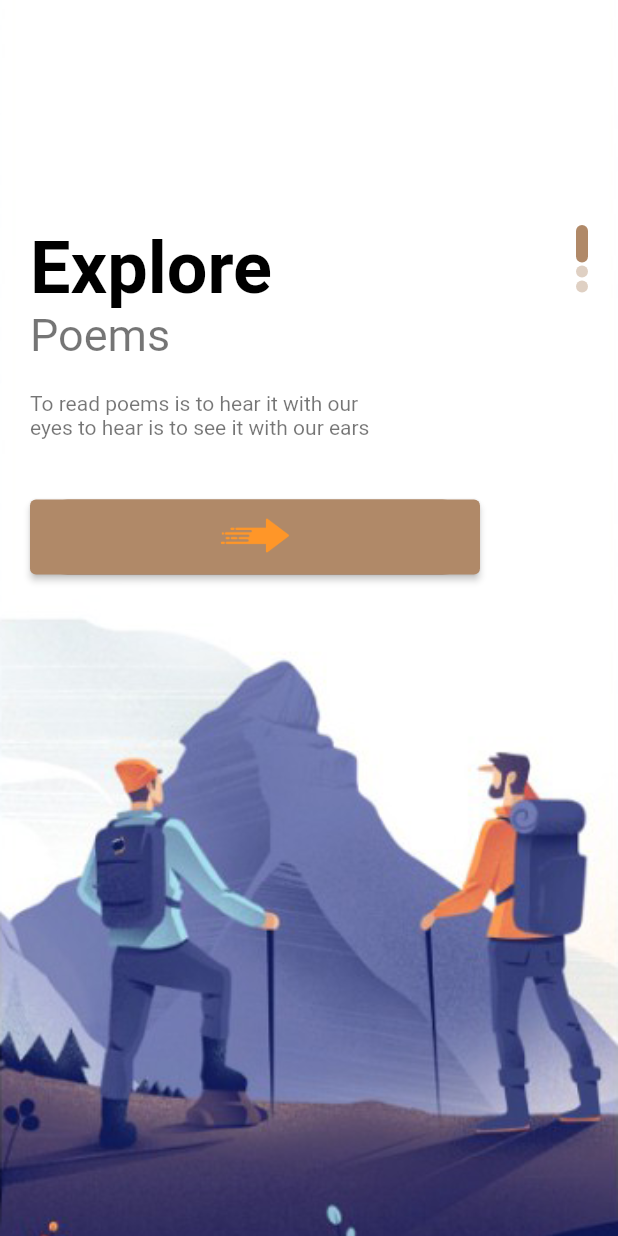
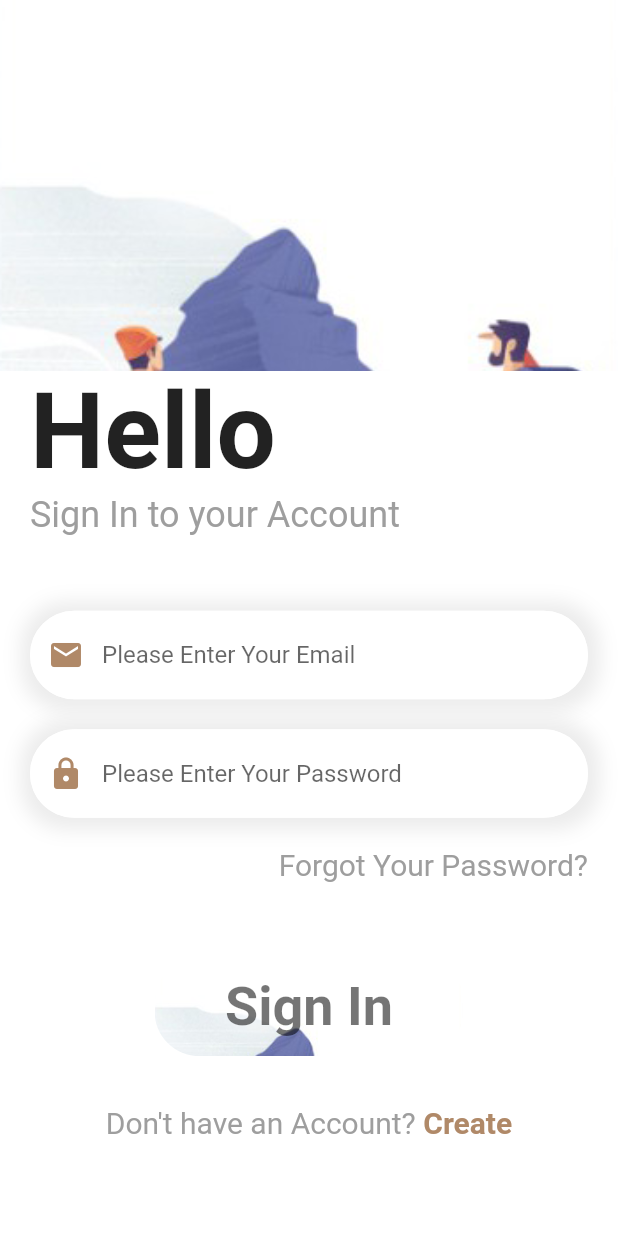
Before and after one commit to RealAbishan/facewaves_frontend_impl, a Flutter app: the screen it shows after launch, on a phone screen of 412 x 824 dp. Run offline on Flutter 3.47's test engine with Material 2 defaults, Android fonts, the light colour scheme and no system bars; our stand-ins replace bloc, equatable, firebase_auth, firebase_core, flutter_bloc, get; accounts and stored records are empty.

Commit message:
Sign In and Sign Up is done

```diff
--- /dev/null
+++ b/lib/authControllers/auth_controller.dart
@@ -0,0 +1,106 @@
+import 'package:get/get.dart';
+import 'package:firebase_auth/firebase_auth.dart';
+import 'package:facewaves_frontend/pages/login_page.dart';
+import 'package:facewaves_frontend/pages/navpages/home_page.dart';
+import 'package:flutter/cupertino.dart';
+import 'package:flutter/material.dart';
+import 'package:facewaves_frontend/pages/main_page.dart';
+
+class AuthController extends GetxController{
+  //Where should I need this Auth Controller
+  //
+  /**
+   *SignUp Page,
+   * LogIn Page,
+   * Landing Page,
+   * Account Page
+   */
+
+  //Instance of Auth Controller Class
+  static AuthController instance = Get.find();
+
+  //Email, Password, UserName
+  late Rx<User?> _user;
+
+  FirebaseAuth auth = FirebaseAuth.instance;
+
+  @override
+  void onReady(){
+    super.onReady();
+    _user = Rx<User?>(auth.currentUser);
+    //usr Would be Notified
+    _user.bindStream(auth.userChanges());
+    ever(_user, _initialScreen);
+
+  }
+
+  _initialScreen(User? user){
+    if(user == null){
+      print("LogIn Page");
+      Get.offAll(() => LogInPage());
+    }
+    else{
+      print("Home Page");
+      //TODO: Have to check whether I can navigate from saplash screen to
+      // welcome Page
+      Get.offAll(() => MainPage());
+    }
+  }
+
+  void registerUser(String email, password) async{
+    try{
+     await auth.createUserWithEmailAndPassword(email: email, password:
+     password);
+    }
+    catch(e){
+      Get.snackbar("About User", "User Message",
+      snackPosition: SnackPosition.BOTTOM,
+      backgroundColor: Colors.redAccent,
+      titleText: Text(
+        "Account Creation failed",
+        style: TextStyle(
+            color: Colors.white
+        )
+      ),
+          messageText: Text(
+          e.toString(),
+          style: TextStyle(
+          color: Colors.white
+          ),
+      )
+      );
+    }
+  }
+
+
+  void logInUser(String email, password) async{
+    try{
+      await auth.signInWithEmailAndPassword(email: email, password:
+      password);
+    }
+    catch(e){
+      Get.snackbar("About Login", "User Message",
+          snackPosition: SnackPosition.BOTTOM,
+          backgroundColor: Colors.redAccent,
+          titleText: Text(
+              "User LogIn is failed",
+              style: TextStyle(
+                  color: Colors.redAccent
+              )
+          ),
+          messageText: Text(
+            e.toString(),
+            style: TextStyle(
+                color: Colors.white
+            ),
+          )
+      );
+    }
+  }
+
+
+  void logOut() async{
+   await auth.signOut();
+  }
+
+}
--- a/lib/main.dart
+++ b/lib/main.dart
@@ -2,12 +2,20 @@ import 'package:facewaves_frontend/pages/main_page.dart';
 import 'package:facewaves_frontend/pages/welcome_page.dart';
 import 'package:facewaves_frontend/pages/splash_scree.dart';
 import 'package:facewaves_frontend/pages/detail_page.dart';
+import 'package:facewaves_frontend/pages/login_page.dart';
+import 'package:facewaves_frontend/pages/signup_page.dart';
 import 'package:flutter/material.dart';
 import 'package:bloc/bloc.dart';
 import 'package:facewaves_frontend/cubit/app_cubit_logics.dart';
 import 'package:facewaves_frontend/cubit/app_cubits.dart';
+import 'package:get/get.dart';
+import 'package:firebase_auth/firebase_auth.dart';
+import 'package:firebase_core/firebase_core.dart';
+import 'package:facewaves_frontend/authControllers/auth_controller.dart';
 
-void main() {
+void main() async{
+  WidgetsFlutterBinding.ensureInitialized();
+  await Firebase.initializeApp().then((value) => Get.put(AuthController()));
   runApp(const MyApp());
 }
 
@@ -17,10 +25,11 @@ class MyApp extends StatelessWidget {
   // This widget is the root of your application.
   @override
   Widget build(BuildContext context) {
-    return MaterialApp(
+    return GetMaterialApp(
       title: 'Face Waves',
        //home: WelcomePage()
-         home: SplashScreen()
+      //home: LogInPage()
+        home: SplashScreen()
     );
   }
 }
@@ -45,3 +54,4 @@ class _MyHomePageState extends State<MyHomePage> {
     );
   }
 }
+//com.facewaves.facewavesFrontend
--- /dev/null
+++ b/lib/pages/login_page.dart
@@ -0,0 +1,216 @@
+import 'package:flutter/cupertino.dart';
+import 'package:flutter/material.dart';
+import 'package:facewaves_frontend/constants/AppColors.dart';
+import 'package:facewaves_frontend/pages/signup_page.dart';
+import 'package:flutter/gestures.dart';
+import 'package:get/get.dart';
+import 'package:facewaves_frontend/authControllers/auth_controller.dart';
+class LogInPage extends StatefulWidget {
+  const LogInPage({Key? key}) : super(key: key);
+
+  @override
+  State<LogInPage> createState() => _LogInPageState();
+}
+
+class _LogInPageState extends State<LogInPage> {
+
+  var emailController =  TextEditingController();
+  var passwordController = TextEditingController();
+
+  @override
+  Widget build(BuildContext context) {
+    double width = MediaQuery.of(context).size.width;
+    double height = MediaQuery.of(context).size.height;
+    return Scaffold(
+      backgroundColor: bWhite,
+       body: Column(
+         children: [
+           Container(
+             width: width,
+             height: height * 0.3,
+             decoration: BoxDecoration(
+               image: DecorationImage(
+                 image: AssetImage(
+                   "assets/welcome-one.png"
+                 ),
+                 fit: BoxFit.cover
+               ),
+             ),
+           ),
+
+           Container(
+             margin: const EdgeInsets.only(left:20, right: 20),
+             width: width,
+             child: Column(
+               crossAxisAlignment: CrossAxisAlignment.start,
+               children: [
+                 Text("Hello",
+                 style: TextStyle(
+                   fontSize: 70,
+                   fontWeight: FontWeight.bold
+                 ),
+                 ),
+                 Text("Sign In to your Account",
+                   style: TextStyle(
+                       fontSize: 24,
+                     color: Colors.grey[500]
+                   ),
+                 ),
+
+                 SizedBox(height: 50,),
+                 Container(
+                   decoration: BoxDecoration(
+                     color: bWhite,
+                     borderRadius: BorderRadius.circular(30),
+                     boxShadow: [
+                       BoxShadow(
+                         blurRadius: 10,
+                         spreadRadius: 7,
+                         offset: Offset(1,1),
+                         color: Colors.grey.withOpacity(0.2)
+                       )
+                     ]
+                   ),
+                   child:TextField(
+                     controller: emailController,
+                     decoration: InputDecoration(
+                         hintText: "Please Enter Your Email",
+                         prefixIcon: Icon(Icons.email, color: kPrimaryColor,),
+                         focusedBorder: OutlineInputBorder(
+                           borderRadius: BorderRadius.circular(30),
+                             borderSide: BorderSide(
+                                 color: bWhite
+                             )
+                         ),
+
+                         enabledBorder: OutlineInputBorder(
+                             borderRadius: BorderRadius.circular(30),
+                             borderSide: BorderSide(
+                                 color: bWhite
+                             )
+                         ),
+
+                         border: OutlineInputBorder(
+                             borderRadius: BorderRadius.circular(30)
+                         )
+                     ),
+                   )
+                 ),
+                 SizedBox(height: 20,),
+                 Container(
+                     decoration: BoxDecoration(
+                         color: bWhite,
+                         borderRadius: BorderRadius.circular(30),
+                         boxShadow: [
+                           BoxShadow(
+                               blurRadius: 10,
+                               spreadRadius: 7,
+                               offset: Offset(1,1),
+                               color: Colors.grey.withOpacity(0.2)
+                           )
+                         ]
+                     ),
+                     child:TextField(
+                       controller: passwordController ,
+                       obscureText: true,
+                       decoration: InputDecoration(
+                           hintText: "Please Enter Your Password",
+                           prefixIcon: Icon(Icons.lock, color: kPrimaryColor,),
+                           focusedBorder: OutlineInputBorder(
+                               borderRadius: BorderRadius.circular(30),
+                               borderSide: BorderSide(
+                                   color: bWhite
+                               )
+                           ),
+
+                           enabledBorder: OutlineInputBorder(
+                               borderRadius: BorderRadius.circular(30),
+                               borderSide: BorderSide(
+                                   color: bWhite
+                               )
+                           ),
+
+                           border: OutlineInputBorder(
+                               borderRadius: BorderRadius.circular(30)
+                           )
+                       ),
+                     )
+                 ),
+                 SizedBox(height: 20,),
+                 Row(
+                   children: [
+                     Expanded(child: Container(),),
+                     Text("Forgot Your Password?",
+                       style: TextStyle(
+                           fontSize: 20,
+                           color: Colors.grey[500]
+                       ),
+                     ),
+                   ],
+                 )
+
+
+               ],
+             ),
+           ),
+
+           SizedBox(height: 50 ,),
+           GestureDetector(
+             onTap: (){
+               AuthController.instance.logInUser(emailController.text.trim(),
+                   passwordController.text.trim());
+             },
+             child: Container(
+               width: width * 0.5,
+               height: height * 0.08,
+               decoration: BoxDecoration(
+                 borderRadius: BorderRadius.circular(30),
+                 image: DecorationImage(
+                     image: AssetImage(
+                         "assets/welcome-one.png"
+                     ),
+                     fit: BoxFit.cover
+                 ),
+               ),
+               child: Center(
+                 child: Text("Sign In",
+                   style: TextStyle(
+                       fontSize: 36,
+                       fontWeight: FontWeight.bold,
+                       color: Colors.black54
+                   ),
+                 ),
+               ),
+             ),
+           ),
+
+           SizedBox(height: width * 0.08,),
+
+           RichText(text: TextSpan(
+             text: "Don\'t have an Account?",
+             style: TextStyle(
+               color: Colors.grey[500],
+               fontSize: 20
+             ),
+             children: [
+               TextSpan(
+               text: " Create",
+               style: TextStyle(
+                   color: kPrimaryColor,
+                   fontSize: 20,
+                 fontWeight: FontWeight.bold
+               ),
+                  recognizer: TapGestureRecognizer()..onTap =()=>Get.to(()
+                  =>SignupPage())
+               ),
+             ]
+           ))
+
+
+
+
+         ],
+       )
+    );
+  }
+}
--- a/lib/pages/main_page.dart
+++ b/lib/pages/main_page.dart
@@ -6,8 +6,9 @@ import 'package:facewaves_frontend/pages/navpages/prediction_page.dart';
 import 'package:facewaves_frontend/pages/navpages/search_page.dart';
 import 'package:flutter/cupertino.dart';
 import 'package:flutter/material.dart';
-
+import 'package:facewaves_frontend/authControllers/auth_controller.dart';
 class MainPage extends StatefulWidget {
+  //final String email;
   const MainPage({Key? key}) : super(key: key);
 
   @override
--- a/pubspec.yaml
+++ b/pubspec.yaml
@@ -37,6 +37,10 @@ dependencies:
   cupertino_icons: ^1.0.2
   flutter_bloc: ^7.0.0
   equatable: ^2.0.5
+  get:
+  firebase_auth: ^4.3.0
+  firebase_core: ^2.8.0
+  flutter_svg: ^0.18.0
 
 dev_dependencies:
   flutter_test:
```
Also changed, not shown: lib/pages/navpages/home_page.dart (+10 -2 lines), lib/pages/signup_page.dart (added, +230 -0 lines), pubspec.lock, 7 other files.
